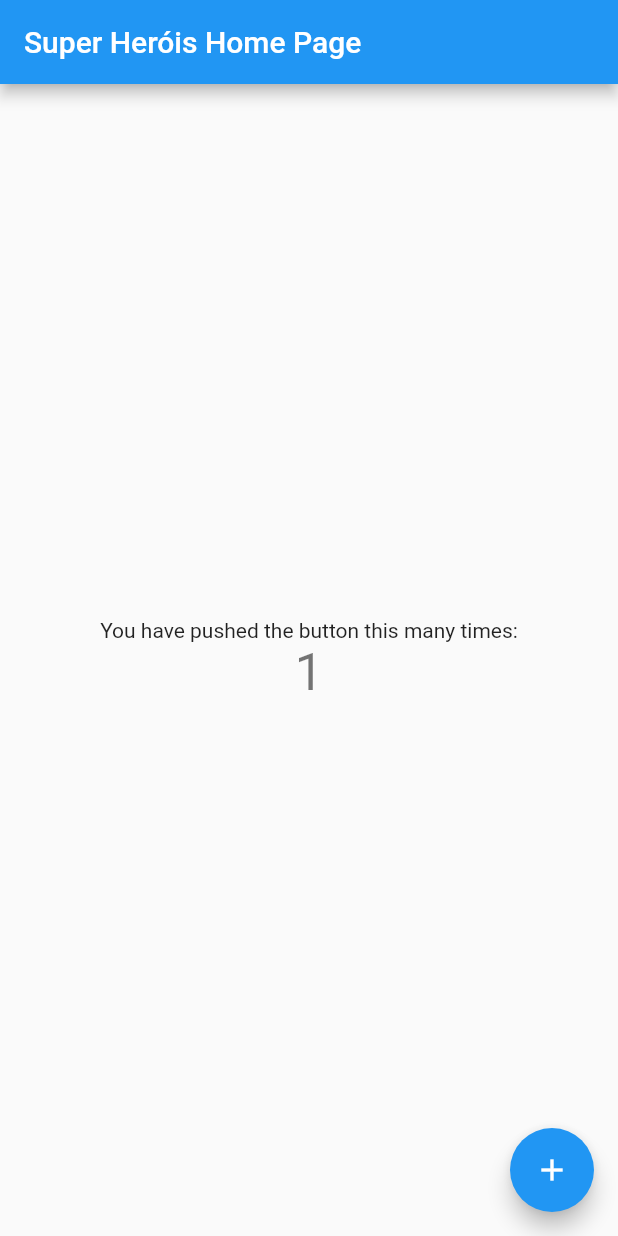
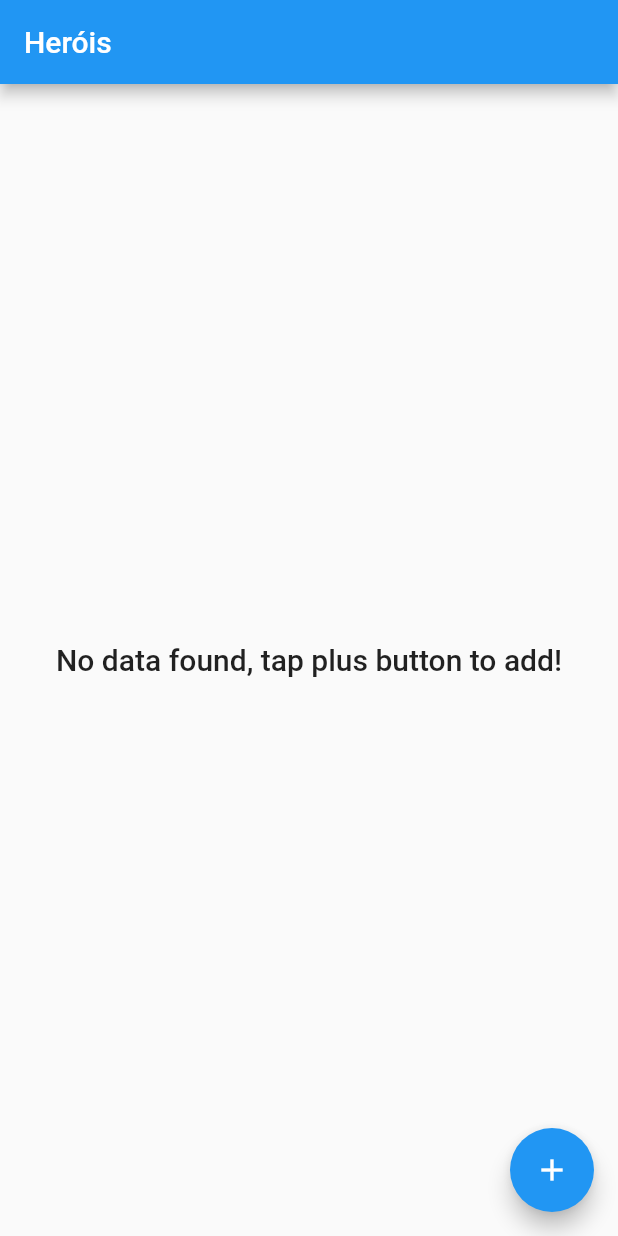
Before and after one commit to rlhorochovec/app_heroi, a Flutter app: the screen it shows after launch, after a tap on the "add" icon, on a phone screen of 412 x 824 dp. Run offline on Flutter 3.47's test engine with Material 2 defaults, Android fonts, the phone set to English and light mode, and no system bars; network calls fail.

Commit message:
Listando os heróis

```diff
--- a/lib/main.dart
+++ b/lib/main.dart
@@ -1,4 +1,6 @@
 import 'package:flutter/material.dart';
+
+import 'page/heroi_page.dart';
 
 void main() {
   runApp(MyApp());
@@ -12,53 +14,7 @@ class MyApp extends StatelessWidget {
       theme: ThemeData(
         primarySwatch: Colors.blue,
       ),
-      home: MyHomePage(title: 'Super Heróis Home Page'),
+      home: HeroiPage(),
     );
   }
 }
-
-class MyHomePage extends StatefulWidget {
-  MyHomePage({Key key, this.title}) : super(key: key);
-  final String title;
-
-  @override
-  _MyHomePageState createState() => _MyHomePageState();
-}
-
-class _MyHomePageState extends State<MyHomePage> {
-  int _counter = 0;
-
-  void _incrementCounter() {
-    setState(() {
-      _counter++;
-    });
-  }
-
-  @override
-  Widget build(BuildContext context) {
-    return Scaffold(
-      appBar: AppBar(
-        title: Text(widget.title),
-      ),
-      body: Center(
-        child: Column(
-          mainAxisAlignment: MainAxisAlignment.center,
-          children: <Widget>[
-            Text(
-              'You have pushed the button this many times:',
-            ),
-            Text(
-              '$_counter',
-              style: Theme.of(context).textTheme.headline4,
-            ),
-          ],
-        ),
-      ),
-      floatingActionButton: FloatingActionButton(
-        onPressed: _incrementCounter,
-        tooltip: 'Increment',
-        child: Icon(Icons.add),
-      ),
-    );
-  }
-}
--- /dev/null
+++ b/lib/model/heroi_model.dart
@@ -0,0 +1,24 @@
+class HeroiModel {
+  String id;
+  String nome;
+  String nomeCivil;
+  String universo;
+
+  HeroiModel({this.id, this.nome, this.nomeCivil, this.universo});
+
+  HeroiModel.fromJson(Map<String, dynamic> json) {
+    id = json['id'];
+    nome = json['nome'];
+    nomeCivil = json['nomeCivil'];
+    universo = json['universo'];
+  }
+
+  Map<String, dynamic> toJson() {
+    final Map<String, dynamic> data = new Map<String, dynamic>();
+    data['id'] = this.id;
+    data['nome'] = this.nome;
+    data['nomeCivil'] = this.nomeCivil;
+    data['universo'] = this.universo;
+    return data;
+  }
+}
--- /dev/null
+++ b/lib/page/heroi_page.dart
@@ -0,0 +1,87 @@
+import 'package:app_heroi/model/heroi_model.dart';
+import 'package:app_heroi/service/heroi_service.dart';
+import 'package:flutter/cupertino.dart';
+import 'package:flutter/material.dart';
+
+import 'heroi_list.dart';
+
+class HeroiPage extends StatefulWidget {
+  HeroiPage({Key key, this.title}) : super(key: key);
+
+  // This widget is the home page of your application. It is stateful, meaning
+  // that it has a State object (defined below) that contains fields that affect
+  // how it looks.
+
+  // This class is the configuration for the state. It holds the values (in this
+  // case the title) provided by the parent (in this case the App widget) and
+  // used by the build method of the State. Fields in a Widget subclass are
+  // always marked "final".
+
+  final String title;
+
+  @override
+  _HeroiPageState createState() => _HeroiPageState();
+}
+
+class _HeroiPageState extends State<HeroiPage> {
+  final HeroiService api = HeroiService();
+  List<HeroiModel> heroiList;
+
+  @override
+  Widget build(BuildContext context) {
+    if(heroiList == null) {
+      heroiList = List<HeroiModel>();
+    }
+    // This method is rerun every time setState is called, for instance as done
+    // by the _incrementCounter method above.
+    //
+    // The Flutter framework has been optimized to make rerunning build methods
+    // fast, so that you can just rebuild anything that needs updating rather
+    // than having to individually change instances of widgets.
+    return Scaffold(
+      appBar: AppBar(
+        // Here we take the value from the MyHomePage object that was created by
+        // the App.build method, and use it to set our appbar title.
+        title: Text('Heróis'),
+      ),
+      body: new Container(
+        child: new Center(
+            child: new FutureBuilder(
+              future: loadList(),
+              builder: (context, snapshot) {
+                return heroiList.length > 0? new HeroiList(herois: heroiList):
+                new Center(child:
+                new Text('No data found, tap plus button to add!', style: Theme.of(context).textTheme.title));
+              },
+            )
+        ),
+      ),
+      floatingActionButton: FloatingActionButton(
+        onPressed: () {
+          //_navigateToAddScreen(context);
+        },
+        tooltip: 'Increment',
+        child: Icon(Icons.add),
+      ), // This trailing comma makes auto-formatting nicer for build methods.
+    );
+  }
+
+  Future loadList() {
+    Future<List<HeroiModel>> futureHerois = api.getHerois();
+    futureHerois.then((heroiList) {
+      setState(() {
+        this.heroiList = heroiList;
+      });
+    });
+    return futureHerois;
+  }
+
+/*
+  _navigateToAddScreen (BuildContext context) async {
+    final result = await Navigator.push(
+      context,
+      MaterialPageRoute(builder: (context) => AddDataWidget()),
+    );
+  }
+  */
+}
--- /dev/null
+++ b/lib/service/heroi_service.dart
@@ -0,0 +1,83 @@
+import 'dart:convert';
+
+import 'package:app_heroi/model/heroi_model.dart';
+import 'package:http/http.dart';
+
+class HeroiService {
+  final String apiUrl = "https://app-heroi.herokuapp.com/api/herois";
+
+  Future<List<HeroiModel>> getHerois() async {
+    Response res = await get(Uri.parse('$apiUrl/all'));
+
+    if (res.statusCode == 200) {
+      List<dynamic> body = jsonDecode(res.body);
+      List<HeroiModel> cases = body.map((dynamic item) => HeroiModel.fromJson(item)).toList();
+      return cases;
+    } else {
+      throw "Failed to load list";
+    }
+  }
+
+  Future<HeroiModel> getHeroiById(String id) async {
+    final response = await get(Uri.parse('$apiUrl/$id'));
+
+    if (response.statusCode == 200) {
+      return HeroiModel.fromJson(json.decode(response.body));
+    } else {
+      throw Exception('Failed to load');
+    }
+  }
+
+  Future<HeroiModel> createHeroi(HeroiModel heroi) async {
+    Map data = {
+      'nome': heroi.nome,
+      'nomeCivil': heroi.nomeCivil,
+      'universo': heroi.universo
+    };
+
+    final Response response = await post(
+      Uri.parse('$apiUrl'),
+      headers: <String, String>{
+        'Content-Type': 'application/json; charset=UTF-8',
+      },
+      body: jsonEncode(data),
+    );
+    if (response.statusCode == 200) {
+      return HeroiModel.fromJson(json.decode(response.body));
+    } else {
+      throw Exception('Failed to post');
+    }
+  }
+
+  Future<HeroiModel> updateHeroi(String id, HeroiModel heroi) async {
+    Map data = {
+      'nome': heroi.nome,
+      'nomeCivil': heroi.nomeCivil,
+      'universo': heroi.universo
+    };
+
+    final Response response = await put(
+      Uri.parse('$apiUrl/$id'),
+      headers: <String, String>{
+        'Content-Type': 'application/json; charset=UTF-8',
+      },
+      body: jsonEncode(data),
+    );
+    if (response.statusCode == 200) {
+      return HeroiModel.fromJson(json.decode(response.body));
+    } else {
+      throw Exception('Failed to update');
+    }
+  }
+
+  Future<void> deleteHeroi(String id) async {
+    Response res = await delete(Uri.parse('$apiUrl/$id'));
+
+    if (res.statusCode == 200) {
+      print("Deleted");
+    } else {
+      throw "Failed to delete";
+    }
+  }
+
+}
--- a/pubspec.yaml
+++ b/pubspec.yaml
@@ -23,8 +23,6 @@ environment:
 dependencies:
   flutter:
     sdk: flutter
-  flutter_bloc: ^7.1.0
-  equatable: ^2.0.3
   http: ^0.13.3
 
 
```
Also changed, not shown: lib/page/heroi_list.dart (added, +36 -0 lines), pubspec.lock.
